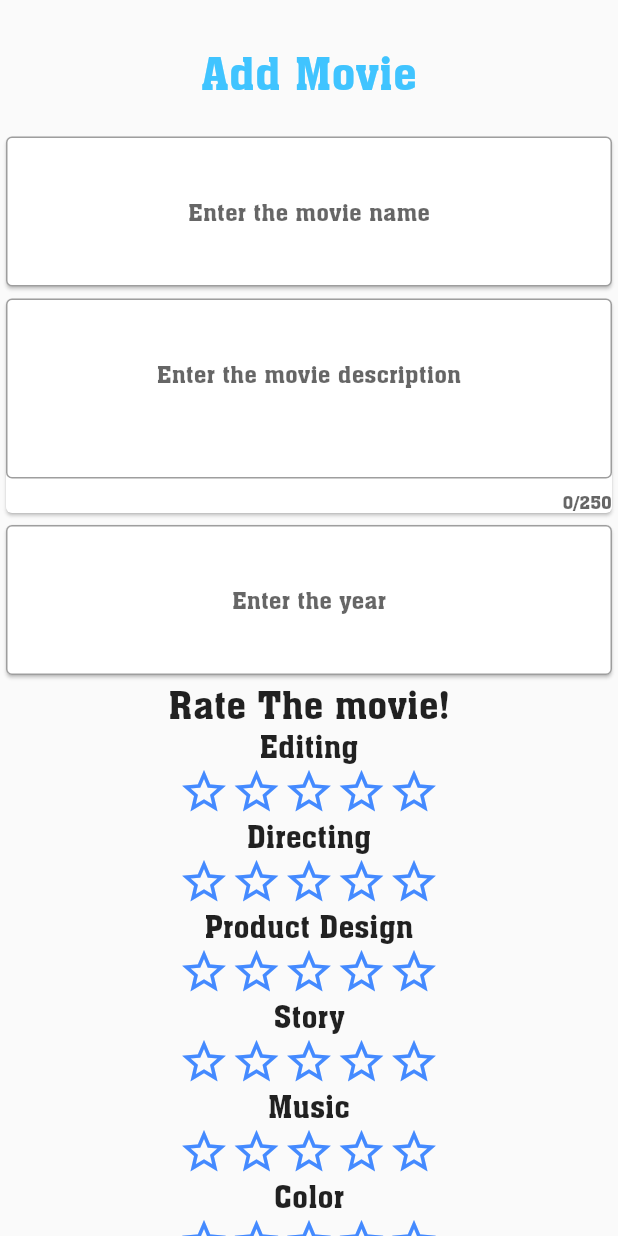
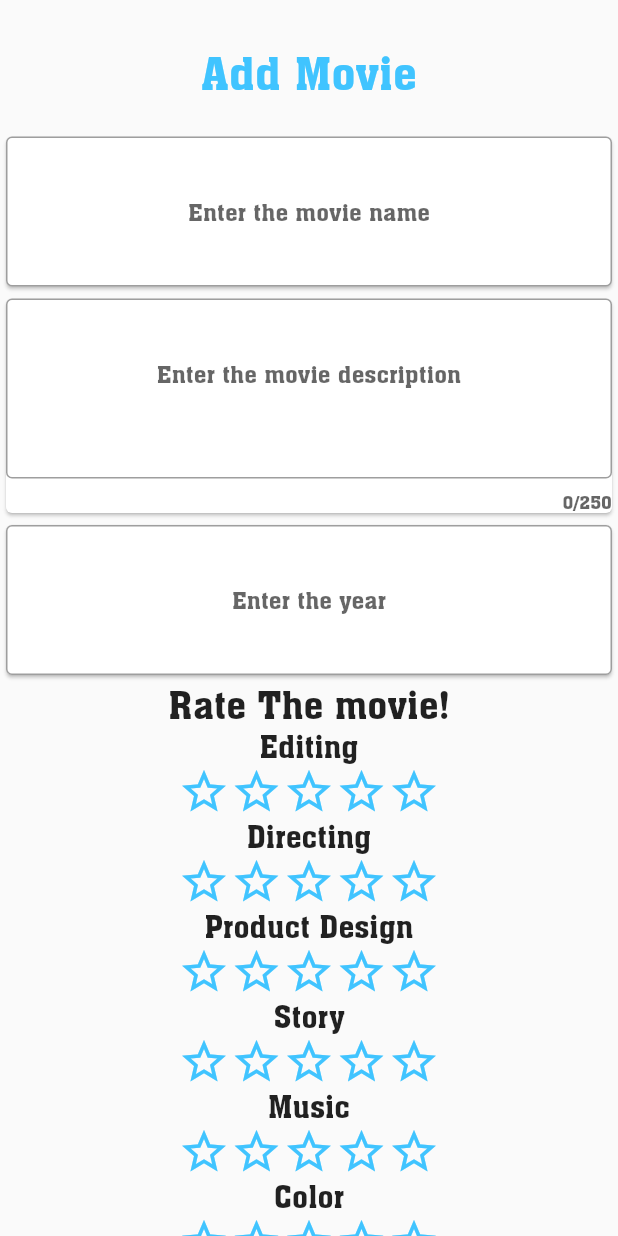
Before and after one commit to remre/movie_rater_app, a Flutter app: the AddMovie screen opened by its route, on a phone screen of 412 x 824 dp. Run offline on Flutter 3.47's test engine with Material 2 defaults, Android fonts, the phone set to English and light mode, and no system bars; drawn by our look-alikes of flutter_rating_bar; our stand-ins replace cloud_firestore, email_validator, firebase_auth, firebase_core, font_awesome_flutter, modal_progress_hud_nsn; accounts and stored records are empty.

Commit message:
get rid of unnecessary files, some refactoring and updating read me

```diff
--- a/lib/add_movie.dart
+++ b/lib/add_movie.dart
@@ -1,8 +1,6 @@
-import 'package:chatgpt_movierater_app/updatescreen.dart';
 import 'package:firebase_auth/firebase_auth.dart';
 import 'package:flutter/material.dart';
 import 'package:flutter/services.dart';
-// import 'package:smooth_star_rating/smooth_star_rating.dart';
 import 'package:provider/provider.dart';
 import 'models/startextwidget.dart';
 import 'movie.dart';
@@ -185,9 +183,9 @@ class _AddMovieState extends State<AddMovie> {
                   allowHalfRating: true,
                   itemSize: 35.0,
                   ratingWidget: RatingWidget(
-                    full: const Icon(Icons.star, color: Colors.blueAccent),
-                    half: const Icon(Icons.star_half, color: Colors.blueAccent),
-                    empty: const Icon(Icons.star_border, color: Colors.blueAccent),
+                    full: const Icon(Icons.star, color: Colors.lightBlueAccent),
+                    half: const Icon(Icons.star_half, color: Colors.lightBlueAccent),
+                    empty: const Icon(Icons.star_border, color: Colors.lightBlueAccent),
                   ),
                   onRatingUpdate: (value) {
                     // Rating is updated
@@ -205,9 +203,9 @@ class _AddMovieState extends State<AddMovie> {
                   allowHalfRating: true,
                   itemSize: 35.0,
                   ratingWidget: RatingWidget(
-                    full: const Icon(Icons.star, color: Colors.blueAccent),
-                    half: const Icon(Icons.star_half, color: Colors.blueAccent),
-                    empty: const Icon(Icons.star_border, color: Colors.blueAccent),
+                    full: const Icon(Icons.star, color: Colors.lightBlueAccent),
+                    half: const Icon(Icons.star_half, color: Colors.lightBlueAccent),
+                    empty: const Icon(Icons.star_border, color: Colors.lightBlueAccent),
                   ),
                   onRatingUpdate: (value) {
                     // Rating is updated
@@ -226,9 +224,9 @@ class _AddMovieState extends State<AddMovie> {
                   allowHalfRating: true,
                   itemSize: 35.0,
                   ratingWidget: RatingWidget(
-                    full: const Icon(Icons.star, color: Colors.blueAccent),
-                    half: const Icon(Icons.star_half, color: Colors.blueAccent),
-                    empty: const Icon(Icons.star_border, color: Colors.blueAccent),
+                    full: const Icon(Icons.star, color: Colors.lightBlueAccent),
+                    half: const Icon(Icons.star_half, color: Colors.lightBlueAccent),
+                    empty: const Icon(Icons.star_border, color: Colors.lightBlueAccent),
                   ),
                   onRatingUpdate: (value) {
                     // Rating is updated
@@ -247,9 +245,9 @@ class _AddMovieState extends State<AddMovie> {
                   allowHalfRating: true,
                   itemSize: 35.0,
                   ratingWidget: RatingWidget(
-                    full: const Icon(Icons.star, color: Colors.blueAccent),
-                    half: const Icon(Icons.star_half, color: Colors.blueAccent),
-                    empty: const Icon(Icons.star_border, color: Colors.blueAccent),
+                    full: const Icon(Icons.star, color: Colors.lightBlueAccent),
+                    half: const Icon(Icons.star_half, color: Colors.lightBlueAccent),
+                    empty: const Icon(Icons.star_border, color: Colors.lightBlueAccent),
                   ),
                   onRatingUpdate: (value) {
                     // Rating is updated
@@ -268,9 +266,9 @@ class _AddMovieState extends State<AddMovie> {
                   allowHalfRating: true,
                   itemSize: 35.0,
                   ratingWidget: RatingWidget(
-                    full: const Icon(Icons.star, color: Colors.blueAccent),
-                    half: const Icon(Icons.star_half, color: Colors.blueAccent),
-                    empty: const Icon(Icons.star_border, color: Colors.blueAccent),
+                    full: const Icon(Icons.star, color: Colors.lightBlueAccent),
+                    half: const Icon(Icons.star_half, color: Colors.lightBlueAccent),
+                    empty: const Icon(Icons.star_border, color: Colors.lightBlueAccent),
                   ),
                   onRatingUpdate: (value) {
                     // Rating is updated
@@ -290,9 +288,9 @@ class _AddMovieState extends State<AddMovie> {
                   allowHalfRating: true,
                   itemSize: 35.0,
                   ratingWidget: RatingWidget(
-                    full: const Icon(Icons.star, color: Colors.blueAccent),
-                    half: const Icon(Icons.star_half, color: Colors.blueAccent),
-                    empty: const Icon(Icons.star_border, color: Colors.blueAccent),
+                    full: const Icon(Icons.star, color: Colors.lightBlueAccent),
+                    half: const Icon(Icons.star_half, color: Colors.lightBlueAccent),
+                    empty: const Icon(Icons.star_border, color: Colors.lightBlueAccent),
                   ),
                   onRatingUpdate: (value) {
                     // Rating is updated
@@ -311,9 +309,9 @@ class _AddMovieState extends State<AddMovie> {
                   allowHalfRating: true,
                   itemSize: 35.0,
                   ratingWidget: RatingWidget(
-                    full: const Icon(Icons.star, color: Colors.blueAccent),
-                    half: const Icon(Icons.star_half, color: Colors.blueAccent),
-                    empty: const Icon(Icons.star_border, color: Colors.blueAccent),
+                    full: const Icon(Icons.star, color: Colors.lightBlueAccent),
+                    half: const Icon(Icons.star_half, color: Colors.lightBlueAccent),
+                    empty: const Icon(Icons.star_border, color: Colors.lightBlueAccent),
                   ),
                   onRatingUpdate: (value) {
                     // Rating is updated
--- a/lib/main.dart
+++ b/lib/main.dart
@@ -1,5 +1,5 @@
 import 'package:chatgpt_movierater_app/screens/moviescreen.dart';
-import 'package:chatgpt_movierater_app/updatescreen.dart';
+import 'package:chatgpt_movierater_app/screens/updatescreen.dart';
 import 'screens/registerscreen.dart';
 import 'screens/loginscreen.dart';
 import 'screens/welcomescreen.dart';
@@ -7,7 +7,6 @@ import 'package:flutter/material.dart';
 import 'package:provider/provider.dart';
 import 'add_movie.dart';
 import 'movie.dart';
-import 'movie_provider.dart';
 import 'package:firebase_core/firebase_core.dart';
 
 void main() async {
--- a/lib/models/deletemovie.dart
+++ b/lib/models/deletemovie.dart
@@ -21,7 +21,9 @@ class DeleteMovie extends StatelessWidget {
   @override
   Widget build(BuildContext context) {
     return
-      IconButton(
+      Container(
+        color: Colors.black,
+        child: IconButton(
 
           splashColor : Colors.lightBlueAccent,
           alignment : Alignment.topCenter,
@@ -50,6 +52,7 @@ class DeleteMovie extends StatelessWidget {
             ),
           ),
           icon:FaIcon(Icons.delete,size: 30,),
+        ),
       );
   }
 }
--- a/lib/screens/moviescreen.dart
+++ b/lib/screens/moviescreen.dart
@@ -7,7 +7,7 @@ import 'package:font_awesome_flutter/font_awesome_flutter.dart';
 import 'package:firebase_auth/firebase_auth.dart';
 import '../add_movie.dart';
 import '../movie.dart';
-import 'package:chatgpt_movierater_app/updatescreen.dart';
+import 'package:chatgpt_movierater_app/screens/updatescreen.dart';
 // import 'package:smooth_star_rating/smooth_star_rating.dart';
 
 User? loggedInUser;
```
Also changed, not shown: lib/movie_list.dart (+4 -162 lines), lib/movie_provider.dart (deleted, +0 -14 lines), lib/screens/MovieItemScreen.dart (deleted, +0 -68 lines), lib/screens/loginscreen.dart (+5 -7 lines), lib/screens/updatescreen.dart (renamed from lib/updatescreen.dart, +23 -23 lines), 1 other file. Lines whose indentation alone changed are shown as unchanged.
